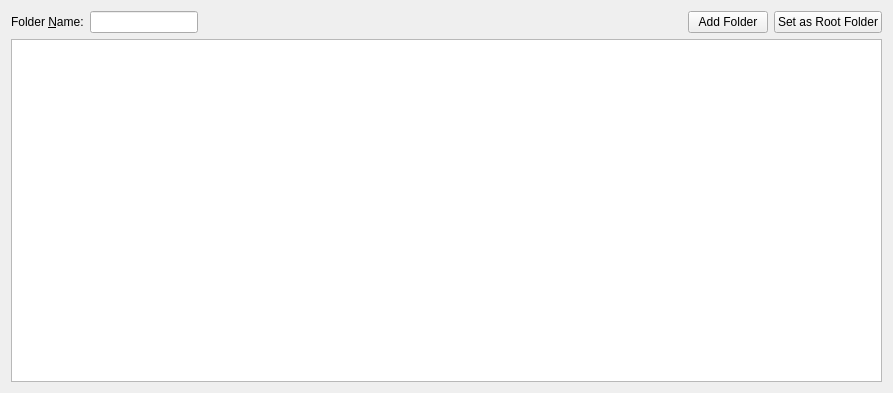
The window that main/FoldersView.ui (towel42-com/RulesMaker) describes before a commit, drawn with Qt 5.
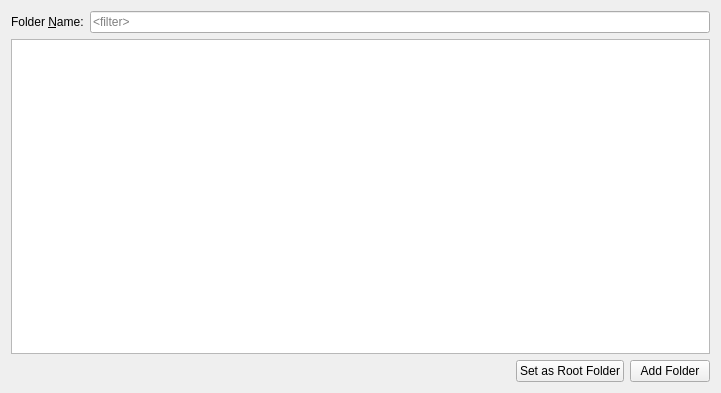
The same window after the commit.

Commit message: ENable filtering of the folders view

```diff
--- a/main/FoldersView.ui
+++ b/main/FoldersView.ui
@@ -6,7 +6,7 @@
    <rect>
     <x>0</x>
     <y>0</y>
-    <width>893</width>
+    <width>721</width>
     <height>393</height>
    </rect>
   </property>
@@ -14,38 +14,40 @@
    <string>Dialog</string>
   </property>
   <layout class="QGridLayout" name="gridLayout">
-   <item row="2" column="0">
+   <item row="0" column="0">
     <widget class="QLabel" name="label">
+     <property name="sizePolicy">
+      <sizepolicy hsizetype="Maximum" vsizetype="Preferred">
+       <horstretch>0</horstretch>
+       <verstretch>0</verstretch>
+      </sizepolicy>
+     </property>
      <property name="text">
       <string>Folder &amp;Name:</string>
      </property>
      <property name="buddy">
-      <cstring>name</cstring>
+      <cstring>filter</cstring>
      </property>
     </widget>
    </item>
-   <item row="2" column="4">
-    <widget class="QPushButton" name="addFolder">
-     <property name="text">
-      <string>Add Folder</string>
+   <item row="0" column="1" colspan="3">
+    <widget class="QLineEdit" name="filter">
+     <property name="placeholderText">
+      <string>&lt;filter&gt;</string>
      </property>
     </widget>
    </item>
-   <item row="2" column="1" colspan="2">
-    <widget class="QLineEdit" name="name">
-     <property name="readOnly">
-      <bool>true</bool>
-     </property>
-    </widget>
-   </item>
-   <item row="4" column="0" rowspan="3" colspan="6">
+   <item row="1" column="0" colspan="4">
     <widget class="QTreeView" name="folders">
      <property name="editTriggers">
       <set>QAbstractItemView::NoEditTriggers</set>
      </property>
+     <property name="sortingEnabled">
+      <bool>true</bool>
+     </property>
     </widget>
    </item>
-   <item row="2" column="3">
+   <item row="2" column="0" colspan="2">
     <spacer name="horizontalSpacer">
      <property name="orientation">
       <enum>Qt::Horizontal</enum>
@@ -58,13 +60,32 @@
      </property>
     </spacer>
    </item>
-   <item row="2" column="5">
+   <item row="2" column="2">
     <widget class="QPushButton" name="setRootFolderBtn">
+     <property name="sizePolicy">
+      <sizepolicy hsizetype="Maximum" vsizetype="Fixed">
+       <horstretch>0</horstretch>
+       <verstretch>0</verstretch>
+      </sizepolicy>
+     </property>
      <property name="text">
       <string>Set as Root Folder</string>
      </property>
     </widget>
    </item>
+   <item row="2" column="3">
+    <widget class="QPushButton" name="addFolder">
+     <property name="sizePolicy">
+      <sizepolicy hsizetype="Maximum" vsizetype="Fixed">
+       <horstretch>0</horstretch>
+       <verstretch>0</verstretch>
+      </sizepolicy>
+     </property>
+     <property name="text">
+      <string>Add Folder</string>
+     </property>
+    </widget>
+   </item>
   </layout>
  </widget>
  <tabstops>
```
Left out of the diff: 3 changed lines with no effect on the pictures. The commit also changes 4 other files.
